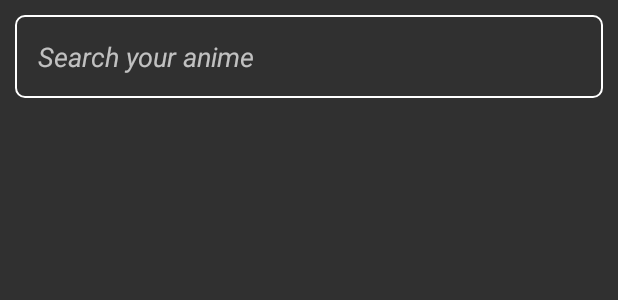
After one commit to Isagani-lapira/Animode, an Android app: the layout activity_search.xml on its own in the app's theme, with its tools: preview values and no code run, on a phone screen of 412 x 824 dp. The commit adds this screen. Shown: the top 300 px of the screen. Run offline under Robolectric (Android 15) with nearby library versions, the phone set to English and light mode, and no system bars; network calls fail.

Commit message:
Autocomplete Search

```diff
--- a/app/src/main/AndroidManifest.xml
+++ b/app/src/main/AndroidManifest.xml
@@ -15,6 +15,9 @@
         android:supportsRtl="true"
         android:theme="@style/Theme.AppCompat.NoActionBar"
         tools:targetApi="31">
+        <activity
+            android:name=".search_activity"
+            android:exported="false" />
         <activity
             android:name=".individual_anime"
             android:exported="false">
--- a/app/src/main/java/com/example/animode/homepage.java
+++ b/app/src/main/java/com/example/animode/homepage.java
@@ -2,17 +2,16 @@ package com.example.animode;
 
 import android.content.Intent;
 import android.os.Bundle;
-
 import androidx.appcompat.app.AppCompatActivity;
 import androidx.fragment.app.Fragment;
 
 import com.google.android.material.bottomnavigation.BottomNavigationView;
-import com.google.firebase.auth.FirebaseAuth;
-import com.google.firebase.auth.FirebaseUser;
+
 
 public class homepage extends AppCompatActivity implements CustomAdapter.itemClicked{
 
     BottomNavigationView bnNavigation;
+
     @Override
     protected void onCreate(Bundle savedInstanceState) {
         super.onCreate(savedInstanceState);
@@ -36,6 +35,7 @@ public class homepage extends AppCompatActivity implements CustomAdapter.itemCli
 
             return true;
         });
+
     }
 
     private void initialize() {
--- /dev/null
+++ b/app/src/main/res/layout/activity_search.xml
@@ -0,0 +1,20 @@
+<?xml version="1.0" encoding="utf-8"?>
+<LinearLayout xmlns:android="http://schemas.android.com/apk/res/android"
+    xmlns:app="http://schemas.android.com/apk/res-auto"
+    xmlns:tools="http://schemas.android.com/tools"
+    android:layout_width="match_parent"
+    android:layout_height="match_parent"
+    android:orientation="vertical"
+    tools:context=".search_activity"
+    android:layout_margin="10dp">
+
+
+    <AutoCompleteTextView
+        android:id="@+id/searchTextView"
+        android:layout_width="match_parent"
+        android:layout_height="wrap_content"
+        android:textStyle="italic"
+        android:padding="15dp"
+        android:hint="@string/search_your_anime"
+        android:background="@drawable/border_style"/>
+</LinearLayout>
--- a/app/src/main/res/layout/fragment_home_tab.xml
+++ b/app/src/main/res/layout/fragment_home_tab.xml
@@ -36,10 +36,11 @@
                 android:textSize="24sp"/>
 
             <ImageView
+                android:id="@+id/ivSearch"
                 android:layout_width="24dp"
                 android:layout_height="24dp"
-                android:src="@drawable/search"
-                android:contentDescription="@string/search" />
+                android:contentDescription="@string/search"
+                android:src="@drawable/search" />
 
         </LinearLayout>
 
--- a/app/src/main/res/values/strings.xml
+++ b/app/src/main/res/values/strings.xml
@@ -17,4 +17,5 @@
     <string name="confirm_password">Confirm Password:</string>
     <string name="last_name">Last Name:</string>
     <string name="first_name">First Name:</string>
+    <string name="search_your_anime">Search your anime</string>
 </resources>
```
Also changed, not shown: app/src/main/java/com/example/animode/home_tab.java (+9 -0 lines), app/src/main/java/com/example/animode/search_activity.java (added, +98 -0 lines).
